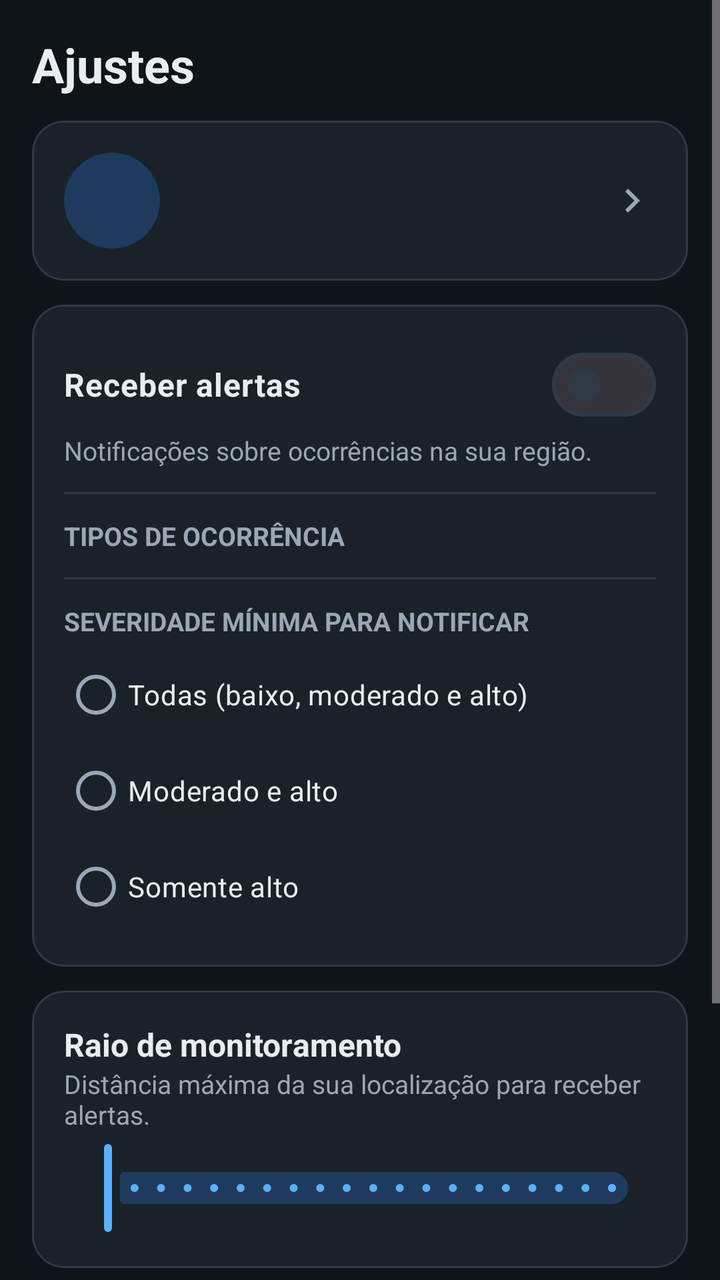
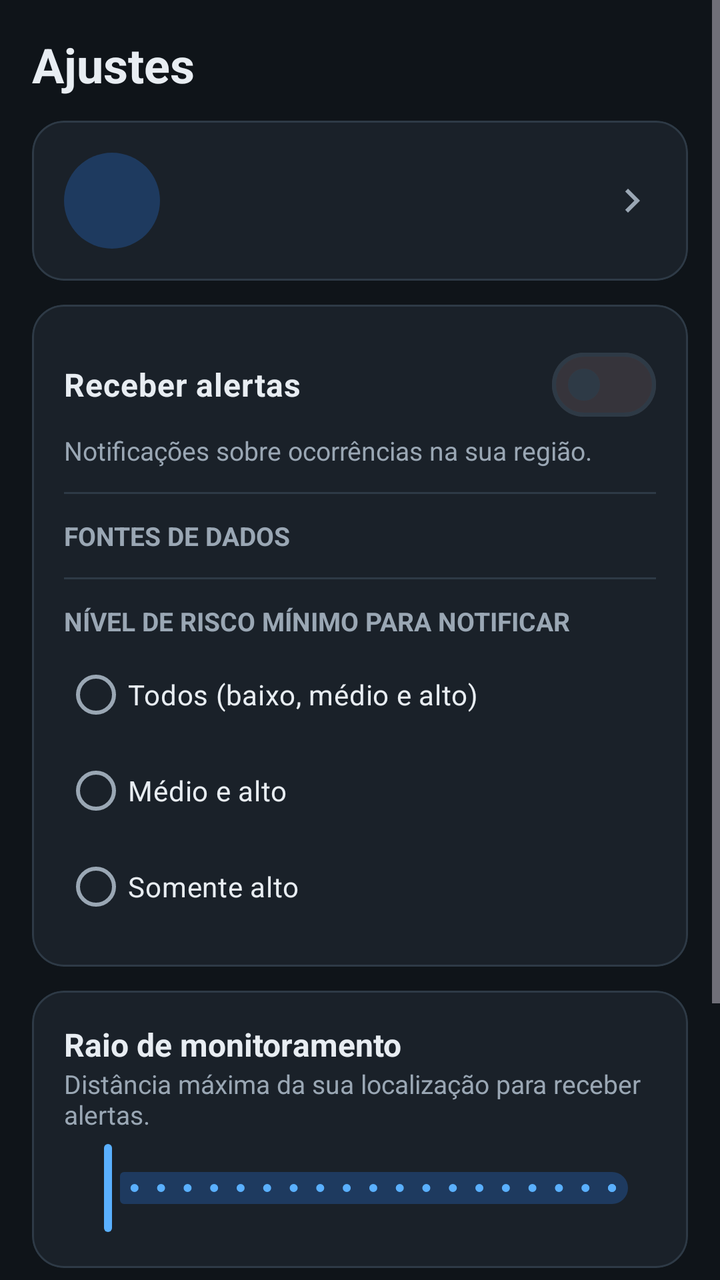

Screens rendered from an Android XML layout before and after an edit, with the pre-edit source and the edit as a unified diff.
<!-- AndroidManifest.xml: application theme Theme.Alagamentos -->
<!-- res/layout/fragment_ajustes.xml -->
<?xml version="1.0" encoding="utf-8"?>
<ScrollView xmlns:android="http://schemas.android.com/apk/res/android"
    xmlns:app="http://schemas.android.com/apk/res-auto"
    android:layout_width="match_parent"
    android:layout_height="match_parent"
    android:background="@color/bg_dark">

    <LinearLayout
        android:layout_width="match_parent"
        android:layout_height="wrap_content"
        android:orientation="vertical"
        android:paddingHorizontal="16dp"
        android:paddingTop="16dp"
        android:paddingBottom="16dp">

        <TextView
            android:layout_width="wrap_content"
            android:layout_height="wrap_content"
            android:text="@string/ajustes_titulo"
            android:textColor="@color/text_primary"
            android:textSize="24sp"
            android:textStyle="bold" />

        
        <com.google.android.material.card.MaterialCardView
            android:id="@+id/card_perfil"
            android:layout_width="match_parent"
            android:layout_height="wrap_content"
            android:layout_marginTop="12dp"
            android:clickable="true"
            android:focusable="true"
            app:cardBackgroundColor="@color/surface"
            app:cardCornerRadius="16dp"
            app:strokeColor="@color/divider"
            app:strokeWidth="1dp">

            <LinearLayout
                android:layout_width="match_parent"
                android:layout_height="wrap_content"
                android:gravity="center_vertical"
                android:orientation="horizontal"
                android:padding="16dp">

                <TextView
                    android:id="@+id/ajustes_avatar"
                    android:layout_width="48dp"
                    android:layout_height="48dp"
                    android:background="@drawable/bg_avatar"
                    android:gravity="center"
                    android:importantForAccessibility="no"
                    android:textColor="@color/accent"
                    android:textSize="18sp"
                    android:textStyle="bold" />

                <LinearLayout
                    android:layout_width="0dp"
                    android:layout_height="wrap_content"
                    android:layout_marginStart="12dp"
                    android:layout_weight="1"
                    android:orientation="vertical">

                    <TextView
                        android:id="@+id/ajustes_perfil_nome"
                        android:layout_width="match_parent"
                        android:layout_height="wrap_content"
                        android:ellipsize="end"
                        android:maxLines="1"
                        android:textColor="@color/text_primary"
                        android:textSize="16sp"
                        android:textStyle="bold" />

                    <TextView
                        android:id="@+id/ajustes_perfil_desc"
                        android:layout_width="match_parent"
                        android:layout_height="wrap_content"
                        android:ellipsize="end"
                        android:maxLines="1"
                        android:textColor="@color/text_secondary"
                        android:textSize="13sp" />
                </LinearLayout>

                <ImageView
                    android:layout_width="24dp"
                    android:layout_height="24dp"
                    android:importantForAccessibility="no"
                    android:src="@drawable/ic_seta_direita" />
            </LinearLayout>
        </com.google.android.material.card.MaterialCardView>

        
        <com.google.android.material.card.MaterialCardView
            android:layout_width="match_parent"
            android:layout_height="wrap_content"
            android:layout_marginTop="12dp"
            app:cardBackgroundColor="@color/surface"
            app:cardCornerRadius="16dp"
            app:strokeColor="@color/divider"
            app:strokeWidth="1dp">

            <LinearLayout
                android:layout_width="match_parent"
                android:layout_height="wrap_content"
                android:orientation="vertical"
                android:padding="16dp">

                <com.google.android.material.materialswitch.MaterialSwitch
                    android:id="@+id/switch_notificacoes"
                    android:layout_width="match_parent"
                    android:layout_height="wrap_content"
                    android:text="@string/ajustes_receber_alertas"
                    android:textColor="@color/text_primary"
                    android:textSize="16sp"
                    android:textStyle="bold" />

                <TextView
                    android:layout_width="match_parent"
                    android:layout_height="wrap_content"
                    android:text="@string/ajustes_receber_alertas_desc"
                    android:textColor="@color/text_secondary"
                    android:textSize="13sp" />

                <View
                    android:layout_width="match_parent"
                    android:layout_height="1dp"
                    android:layout_marginVertical="12dp"
                    android:background="@color/divider" />

                <TextView
                    android:layout_width="wrap_content"
                    android:layout_height="wrap_content"
                    android:text="@string/ajustes_tipos"
                    android:textColor="@color/text_secondary"
                    android:textSize="13sp"
                    android:textStyle="bold" />

                
                <LinearLayout
                    android:id="@+id/lista_tipos"
                    android:layout_width="match_parent"
                    android:layout_height="wrap_content"
                    android:orientation="vertical" />

                <View
                    android:layout_width="match_parent"
                    android:layout_height="1dp"
                    android:layout_marginVertical="12dp"
                    android:background="@color/divider" />

                <TextView
                    android:layout_width="wrap_content"
                    android:layout_height="wrap_content"
                    android:text="@string/ajustes_severidade_minima"
                    android:textColor="@color/text_secondary"
                    android:textSize="13sp"
                    android:textStyle="bold" />

                <RadioGroup
                    android:id="@+id/grupo_severidade"
                    android:layout_width="match_parent"
                    android:layout_height="wrap_content"
                    android:layout_marginTop="4dp">

                    <com.google.android.material.radiobutton.MaterialRadioButton
                        android:id="@+id/rb_sev_baixa"
                        android:layout_width="match_parent"
                        android:layout_height="wrap_content"
                        android:text="@string/ajustes_sev_baixa"
                        android:textColor="@color/text_primary" />

                    <com.google.android.material.radiobutton.MaterialRadioButton
                        android:id="@+id/rb_sev_moderada"
                        android:layout_width="match_parent"
                        android:layout_height="wrap_content"
                        android:text="@string/ajustes_sev_moderada"
                        android:textColor="@color/text_primary" />

                    <com.google.android.material.radiobutton.MaterialRadioButton
                        android:id="@+id/rb_sev_alta"
                        android:layout_width="match_parent"
                        android:layout_height="wrap_content"
                        android:text="@string/ajustes_sev_alta"
                        android:textColor="@color/text_primary" />
                </RadioGroup>
            </LinearLayout>
        </com.google.android.material.card.MaterialCardView>

        
        <com.google.android.material.card.MaterialCardView
            android:layout_width="match_parent"
            android:layout_height="wrap_content"
            android:layout_marginTop="12dp"
            app:cardBackgroundColor="@color/surface"
            app:cardCornerRadius="16dp"
            app:strokeColor="@color/divider"
            app:strokeWidth="1dp">

            <LinearLayout
                android:layout_width="match_parent"
                android:layout_height="wrap_content"
                android:orientation="vertical"
                android:padding="16dp">

                <LinearLayout
                    android:layout_width="match_parent"
                    android:layout_height="wrap_content"
                    android:orientation="horizontal">

                    <TextView
                        android:layout_width="0dp"
                        android:layout_height="wrap_content"
                        android:layout_weight="1"
                        android:text="@string/ajustes_raio"
                        android:textColor="@color/text_primary"
                        android:textSize="16sp"
                        android:textStyle="bold" />

                    <TextView
                        android:id="@+id/txt_raio"
                        android:layout_width="wrap_content"
                        android:layout_height="wrap_content"
                        android:textColor="@color/accent"
                        android:textSize="16sp"
                        android:textStyle="bold" />
                </LinearLayout>

                <TextView
                    android:layout_width="match_parent"
                    android:layout_height="wrap_content"
                    android:text="@string/ajustes_raio_desc"
                    android:textColor="@color/text_secondary"
                    android:textSize="13sp" />

                <com.google.android.material.slider.Slider
                    android:id="@+id/slider_raio"
                    android:layout_width="match_parent"
                    android:layout_height="wrap_content"
                    android:layout_marginTop="4dp"
                    android:contentDescription="@string/ajustes_raio"
                    android:stepSize="1"
                    android:valueFrom="1"
                    android:valueTo="20" />
            </LinearLayout>
        </com.google.android.material.card.MaterialCardView>

        
        <com.google.android.material.card.MaterialCardView
            android:layout_width="match_parent"
            android:layout_height="wrap_content"
            android:layout_marginTop="12dp"
            app:cardBackgroundColor="@color/surface"
            app:cardCornerRadius="16dp"
            app:strokeColor="@color/divider"
            app:strokeWidth="1dp">

            <LinearLayout
                android:layout_width="match_parent"
                android:layout_height="wrap_content"
                android:orientation="vertical"
                android:padding="16dp">

                <TextView
                    android:layout_width="wrap_content"
                    android:layout_height="wrap_content"
                    android:text="@string/ajustes_sobre"
                    android:textColor="@color/text_primary"
                    android:textSize="16sp"
                    android:textStyle="bold" />

                <TextView
                    android:layout_width="match_parent"
                    android:layout_height="wrap_content"
                    android:layout_marginTop="4dp"
                    android:text="@string/ajustes_sobre_desc"
                    android:textColor="@color/text_secondary"
                    android:textSize="13sp" />
            </LinearLayout>
        </com.google.android.material.card.MaterialCardView>

        <com.google.android.material.button.MaterialButton
            android:id="@+id/btn_restaurar"
            style="@style/Widget.Material3.Button.OutlinedButton"
            android:layout_width="match_parent"
            android:layout_height="wrap_content"
            android:layout_marginTop="16dp"
            android:text="@string/ajustes_restaurar" />
    </LinearLayout>
</ScrollView>
<!-- resources referenced by this layout -->
<resources>
  <color name="accent">#5AB0FF</color>
  <color name="bg_dark">#0F1419</color>
  <color name="divider">#2E3A46</color>
  <color name="surface">#1A2129</color>
  <color name="text_primary">#E8EDF2</color>
  <color name="text_secondary">#9AA7B4</color>
  <!-- drawable bg_avatar (drawable) -->
  <?xml version="1.0" encoding="utf-8"?>
  <shape xmlns:android="http://schemas.android.com/apk/res/android"
      android:shape="oval">
      <solid android:color="#1E3A5F" />
  </shape>
  <!-- drawable ic_seta_direita (drawable) -->
  <vector xmlns:android="http://schemas.android.com/apk/res/android"
      android:width="24dp"
      android:height="24dp"
      android:autoMirrored="true"
      android:viewportWidth="24"
      android:viewportHeight="24">
      <path
          android:fillColor="@color/text_secondary"
          android:pathData="M8.59,16.59L13.17,12 8.59,7.41 10,6l6,6 -6,6z" />
  </vector>
  <string name="ajustes_raio">Raio de monitoramento</string>
  <string name="ajustes_raio_desc">Distância máxima da sua localização para receber alertas.</string>
  <string name="ajustes_receber_alertas">Receber alertas</string>
  <string name="ajustes_receber_alertas_desc">Notificações sobre ocorrências na sua região.</string>
  <string name="ajustes_restaurar">Restaurar padrões</string>
  <string name="ajustes_sev_alta">Somente alto</string>
  <string name="ajustes_sev_baixa">Todas (baixo, moderado e alto)</string>
  <string name="ajustes_sev_moderada">Moderado e alto</string>
  <string name="ajustes_severidade_minima">SEVERIDADE MÍNIMA PARA NOTIFICAR</string>
  <string name="ajustes_sobre">Sobre</string>
  <string name="ajustes_sobre_desc">Monitoramento de alagamentos. Os dados exibidos no momento são de exemplo.</string>
  <string name="ajustes_tipos">TIPOS DE OCORRÊNCIA</string>
  <string name="ajustes_titulo">Ajustes</string>
  <style name="Theme.Alagamentos" parent="Theme.Material3.Dark.NoActionBar">
          <item name="colorPrimary">@color/accent</item>
          <item name="colorOnPrimary">@color/on_accent</item>
          <item name="colorSecondary">@color/accent</item>
          <item name="colorOnSecondary">@color/on_accent</item>
  
          <item name="android:colorBackground">@color/bg_dark</item>
          <item name="colorSurface">@color/surface</item>
          <item name="colorSurfaceVariant">@color/surface_variant</item>
          <item name="colorOnBackground">@color/text_primary</item>
          <item name="colorOnSurface">@color/text_primary</item>
          <item name="colorOnSurfaceVariant">@color/text_secondary</item>
          <item name="colorOutline">@color/divider</item>
  
          <item name="colorSecondaryContainer">#1E3A5F</item>
          <item name="colorOnSecondaryContainer">@color/accent</item>
  
          <item name="android:statusBarColor">@color/bg_dark</item>
          <item name="android:navigationBarColor">@color/bg_dark</item>
      </style>
  <color name="on_accent">#0F1419</color>
  <color name="surface_variant">#242D37</color>
</resources>

<!-- the commit's change to res/layout/fragment_ajustes.xml (unified diff, before → after) -->
@@ -128,14 +128,14 @@
                 <TextView
                     android:layout_width="wrap_content"
                     android:layout_height="wrap_content"
-                    android:text="@string/ajustes_tipos"
+                    android:text="@string/ajustes_fontes"
                     android:textColor="@color/text_secondary"
                     android:textSize="13sp"
                     android:textStyle="bold" />
 
                 
                 <LinearLayout
-                    android:id="@+id/lista_tipos"
+                    android:id="@+id/lista_fontes"
                     android:layout_width="match_parent"
                     android:layout_height="wrap_content"
                     android:orientation="vertical" />
<!-- resource entries referenced after the edit -->
@@ -23,18 +23,18 @@
           android:fillColor="@color/text_secondary"
           android:pathData="M8.59,16.59L13.17,12 8.59,7.41 10,6l6,6 -6,6z" />
   </vector>
+  <string name="ajustes_fontes">FONTES DE DADOS</string>
   <string name="ajustes_raio">Raio de monitoramento</string>
   <string name="ajustes_raio_desc">Distância máxima da sua localização para receber alertas.</string>
   <string name="ajustes_receber_alertas">Receber alertas</string>
   <string name="ajustes_receber_alertas_desc">Notificações sobre ocorrências na sua região.</string>
   <string name="ajustes_restaurar">Restaurar padrões</string>
   <string name="ajustes_sev_alta">Somente alto</string>
-  <string name="ajustes_sev_baixa">Todas (baixo, moderado e alto)</string>
-  <string name="ajustes_sev_moderada">Moderado e alto</string>
-  <string name="ajustes_severidade_minima">SEVERIDADE MÍNIMA PARA NOTIFICAR</string>
+  <string name="ajustes_sev_baixa">Todos (baixo, médio e alto)</string>
+  <string name="ajustes_sev_moderada">Médio e alto</string>
+  <string name="ajustes_severidade_minima">NÍVEL DE RISCO MÍNIMO PARA NOTIFICAR</string>
   <string name="ajustes_sobre">Sobre</string>
-  <string name="ajustes_sobre_desc">Monitoramento de alagamentos. Os dados exibidos no momento são de exemplo.</string>
-  <string name="ajustes_tipos">TIPOS DE OCORRÊNCIA</string>
+  <string name="ajustes_sobre_desc">Monitoramento de alagamentos. Os dados exibidos vêm da API do backend do projeto.</string>
   <string name="ajustes_titulo">Ajustes</string>
   <style name="Theme.Alagamentos" parent="Theme.Material3.Dark.NoActionBar">
           <item name="colorPrimary">@color/accent</item>
